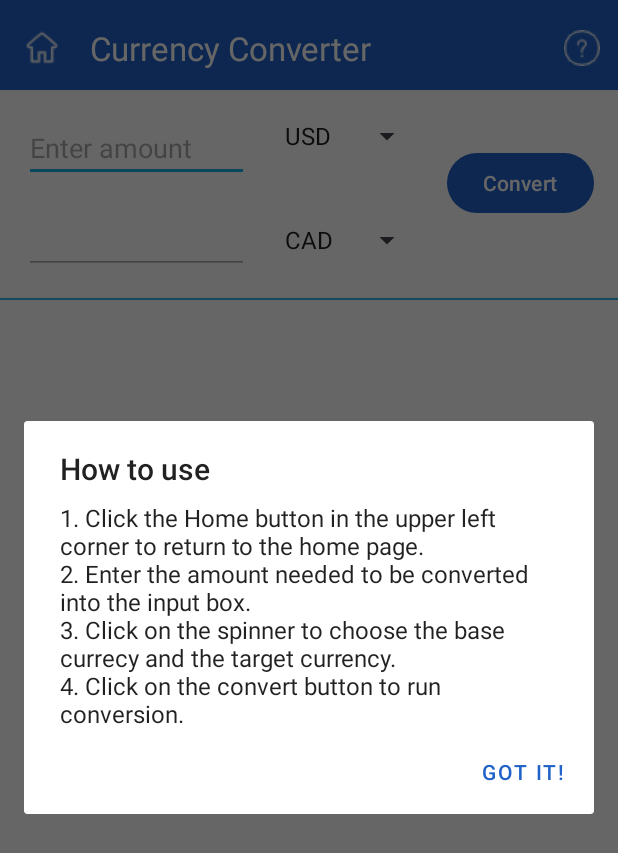
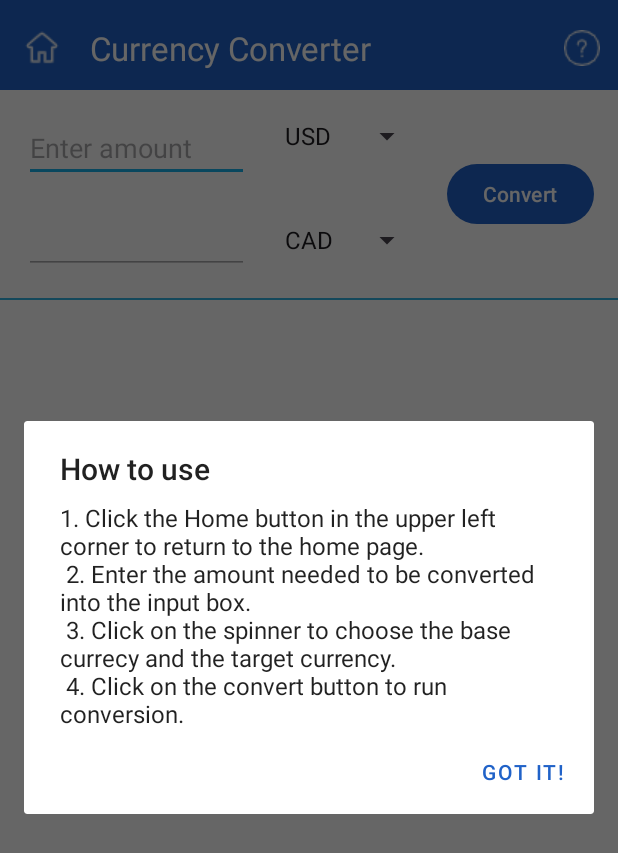
Before and after one commit to Derek-Tsang/FinalProject, an Android app: the CurrencyConverterActivity screen opened directly, with no data from a screen before it, after a tap on "help", on a phone screen of 412 x 824 dp. Shown: the top 853 px of the screen. Run offline under Robolectric (Android 15) with nearby library versions, the phone set to English and light mode, and no system bars.

Commit message:
a new currency branch after merging. add some Chinese translations.

```diff
--- a/app/src/main/java/algonquin/cst2335/finalproject/UI/CurrencyConverterActivity.java
+++ b/app/src/main/java/algonquin/cst2335/finalproject/UI/CurrencyConverterActivity.java
@@ -93,7 +93,7 @@ public class CurrencyConverterActivity extends AppCompatActivity {
 
     private void configureToolbar() {
         setSupportActionBar(binding.toolbar);
-        getSupportActionBar().setTitle("Currency Converter");
+        getSupportActionBar().setTitle(R.string.currency_converter);
         binding.toolbar.setTitleTextColor(Color.WHITE);
         //display home icon
         getSupportActionBar().setDisplayHomeAsUpEnabled(true);
@@ -118,12 +118,9 @@ public class CurrencyConverterActivity extends AppCompatActivity {
     public boolean onOptionsItemSelected(MenuItem item) {
         if(item.getItemId() == R.id.help){
             AlertDialog.Builder builder = new AlertDialog.Builder(this);
-            builder.setTitle("How to use")
-                    .setMessage("1. Click the Home button in the upper left corner to return to the home page.\n" +
-                            "2. Enter the amount needed to be converted into the input box.\n" +
-                            "3. Click on the spinner to choose the base currecy and the target currency.\n" +
-                            "4. Click on the convert button to run conversion.")
-                    .setPositiveButton("Got it!", (dialog,cl) -> {
+            builder.setTitle(R.string.howToUse)
+                    .setMessage(R.string.helpConverter)
+                    .setPositiveButton(R.string.gotIt, (dialog,cl) -> {
 
                     })
                     .create().show();
--- a/app/src/main/res/layout/activity_currency.xml
+++ b/app/src/main/res/layout/activity_currency.xml
@@ -76,12 +76,11 @@
                 android:id="@+id/run_conversion"
                 android:layout_width="wrap_content"
                 android:layout_height="wrap_content"
-                android:text="Convert"
-                app:layout_constraintBottom_toBottomOf="@+id/currencies_spinner_to"
+                android:text="@string/runConversion"
+                app:layout_constraintBottom_toTopOf="@+id/amount_to"
                 app:layout_constraintEnd_toEndOf="parent"
-                app:layout_constraintHorizontal_bias="0.948"
-                app:layout_constraintStart_toStartOf="parent"
-                app:layout_constraintTop_toTopOf="parent" />
+                app:layout_constraintStart_toEndOf="@+id/currencies_spinner_from"
+                app:layout_constraintTop_toBottomOf="@+id/amount_from" />
 
             <View
                 android:id="@+id/divider"
```
Also changed, not shown: app/src/main/res/layout/fragment_currency_details_layout.xml (+4 -4 lines), app/src/main/res/values/strings.xml (+13 -0 lines), 1 other file.
